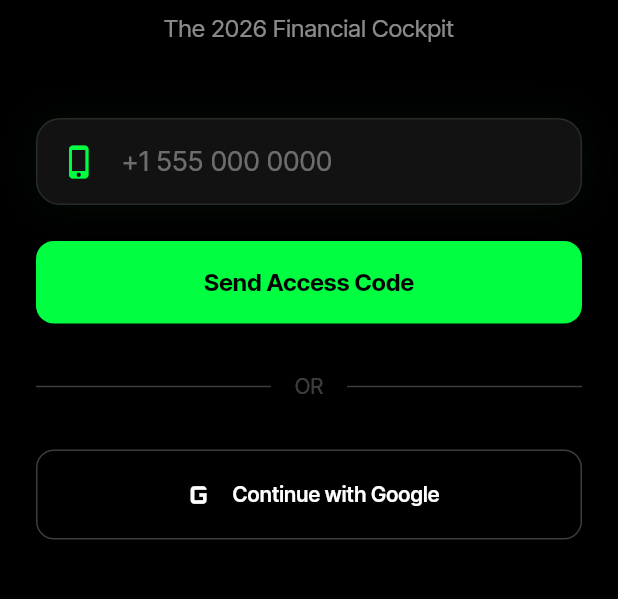
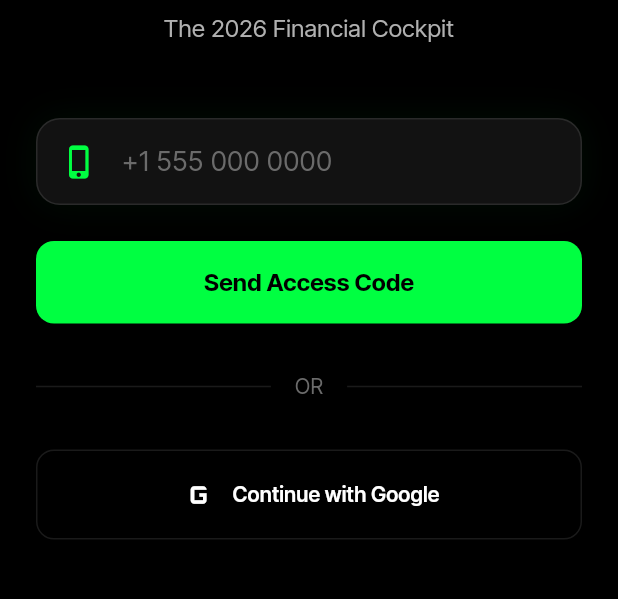
Before and after one commit to SwapnilSkr/subsentinel-client, a Flutter app: the screen it shows after launch, on a phone screen of 412 x 824 dp, the part 383-982 px from its top. Run offline on Flutter 3.47's test engine with Material 3 defaults, Android fonts, the phone set to English and light mode, and no system bars; our stand-ins replace camera, confetti, firebase_auth, firebase_core, flutter_animate, flutter_dotenv and 8 more; accounts and stored records are empty; network calls fail.

Commit message:
fixed using hardcoded values and ensured fair use of the design system

```diff
--- a/lib/main.dart
+++ b/lib/main.dart
@@ -76,9 +76,7 @@ class AuthWrapper extends ConsumerWidget {
     if (authState.isLoading) {
       return const Scaffold(
         backgroundColor: AppColors.canvas,
-        body: Center(
-          child: CircularProgressIndicator(color: Color(0xFF00FF41)),
-        ),
+        body: Center(child: CircularProgressIndicator(color: AppColors.active)),
       );
     }
 
--- a/lib/screens/auth/login_screen.dart
+++ b/lib/screens/auth/login_screen.dart
@@ -3,6 +3,7 @@ import 'package:flutter_riverpod/flutter_riverpod.dart';
 import 'package:google_fonts/google_fonts.dart';
 import 'otp_screen.dart';
 import '../../data/providers/auth_provider.dart';
+import '../../core/theme/app_colors.dart';
 
 class LoginScreen extends ConsumerStatefulWidget {
   const LoginScreen({super.key});
@@ -21,7 +22,7 @@ class _LoginScreenState extends ConsumerState<LoginScreen> {
     // Actually better to handle navigation in button press with await
 
     return Scaffold(
-      backgroundColor: Colors.black,
+      backgroundColor: AppColors.canvas,
       body: SafeArea(
         child: Padding(
           padding: const EdgeInsets.all(24.0),
@@ -36,7 +37,7 @@ class _LoginScreenState extends ConsumerState<LoginScreen> {
                 style: GoogleFonts.interTight(
                   fontSize: 32,
                   fontWeight: FontWeight.w800,
-                  color: Colors.white,
+                  color: AppColors.textPrimary,
                   letterSpacing: -1.0,
                 ),
               ),
@@ -46,7 +47,7 @@ class _LoginScreenState extends ConsumerState<LoginScreen> {
                 textAlign: TextAlign.center,
                 style: GoogleFonts.interTight(
                   fontSize: 16,
-                  color: Colors.white54,
+                  color: AppColors.textSecondary,
                 ),
               ),
               const SizedBox(height: 48),
@@ -54,14 +55,12 @@ class _LoginScreenState extends ConsumerState<LoginScreen> {
               // Phone Input Card
               Container(
                 decoration: BoxDecoration(
-                  color: const Color(0xFF121212),
+                  color: AppColors.primaryCard,
                   borderRadius: BorderRadius.circular(16),
-                  border: Border.all(
-                    color: Colors.white.withValues(alpha: 0.1),
-                  ),
+                  border: Border.all(color: AppColors.glassBorder),
                   boxShadow: [
                     BoxShadow(
-                      color: const Color(0xFF00FF41).withValues(alpha: 0.05),
+                      color: AppColors.active.withValues(alpha: 0.05),
                       blurRadius: 20,
                     ),
                   ],
@@ -73,15 +72,15 @@ class _LoginScreenState extends ConsumerState<LoginScreen> {
                 child: TextField(
                   controller: _phoneController,
                   style: GoogleFonts.interTight(
-                    color: Colors.white,
+                    color: AppColors.textPrimary,
                     fontSize: 18,
                   ),
                   keyboardType: TextInputType.phone,
                   decoration: InputDecoration(
                     border: InputBorder.none,
                     hintText: "+1 555 000 0000",
-                    hintStyle: TextStyle(color: Colors.white38),
-                    icon: Icon(Icons.phone_iphone, color: Color(0xFF00FF41)),
+                    hintStyle: TextStyle(color: AppColors.textMuted),
+                    icon: Icon(Icons.phone_iphone, color: AppColors.active),
                   ),
                 ),
               ),
@@ -91,7 +90,7 @@ class _LoginScreenState extends ConsumerState<LoginScreen> {
               ElevatedButton(
                 onPressed: _isLoading ? null : _handleSendOtp,
                 style: ElevatedButton.styleFrom(
-                  backgroundColor: const Color(0xFF00FF41),
+                  backgroundColor: AppColors.active,
                   foregroundColor: Colors.black,
                   padding: const EdgeInsets.symmetric(vertical: 16),
                   shape: RoundedRectangleBorder(
@@ -122,12 +121,15 @@ class _LoginScreenState extends ConsumerState<LoginScreen> {
               // Divider
               Row(
                 children: [
-                  Expanded(child: Divider(color: Colors.white24)),
+                  Expanded(child: Divider(color: AppColors.glassBorder)),
                   Padding(
                     padding: const EdgeInsets.symmetric(horizontal: 16),
-                    child: Text("OR", style: TextStyle(color: Colors.white24)),
+                    child: Text(
+                      "OR",
+                      style: TextStyle(color: AppColors.textMuted),
+                    ),
                   ),
-                  Expanded(child: Divider(color: Colors.white24)),
+                  Expanded(child: Divider(color: AppColors.glassBorder)),
                 ],
               ),
               const SizedBox(height: 32),
@@ -137,7 +139,7 @@ class _LoginScreenState extends ConsumerState<LoginScreen> {
                 onPressed: _handleGoogleSignIn,
                 style: OutlinedButton.styleFrom(
                   padding: const EdgeInsets.symmetric(vertical: 16),
-                  side: BorderSide(color: Colors.white24),
+                  side: BorderSide(color: AppColors.glassBorder),
                   shape: RoundedRectangleBorder(
                     borderRadius: BorderRadius.circular(12),
                   ),
@@ -145,12 +147,12 @@ class _LoginScreenState extends ConsumerState<LoginScreen> {
                 icon: const Icon(
                   Icons.g_mobiledata,
                   size: 28,
-                  color: Colors.white,
+                  color: AppColors.textPrimary,
                 ),
                 label: Text(
                   "Continue with Google",
                   style: GoogleFonts.interTight(
-                    color: Colors.white,
+                    color: AppColors.textPrimary,
                     fontWeight: FontWeight.w600,
                   ),
                 ),
```
Also changed, not shown: lib/screens/auth/otp_screen.dart (+12 -11 lines).
